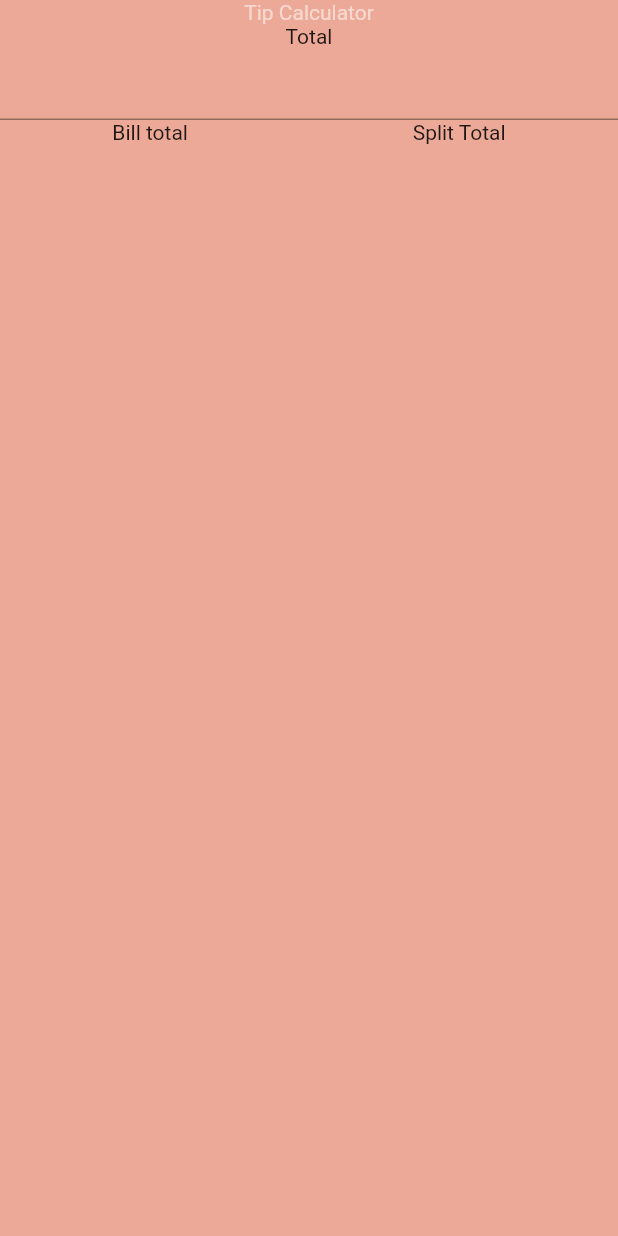
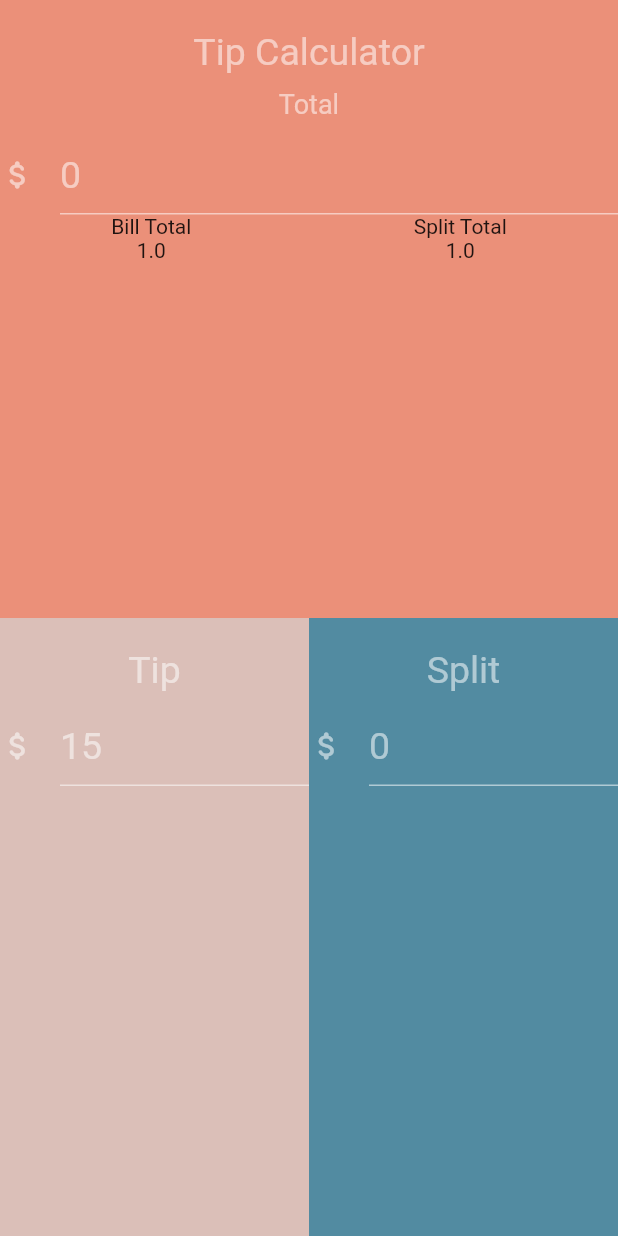
Before and after one commit to ltsimps/FlutterProjects, a Flutter app: the screen it shows after launch, on a phone screen of 412 x 824 dp. Run offline on Flutter 3.47's test engine with Material 2 defaults, Android fonts, the phone set to English and light mode, and no system bars; our stand-ins replace cloud_firestore, firebase_core, flutter_riverpod; accounts and stored records are empty.

Commit message:
basic infro updated

```diff
--- a/CodeAlongs/tipcalculator/lib/main.dart
+++ b/CodeAlongs/tipcalculator/lib/main.dart
@@ -33,9 +33,6 @@ class _MyHomePageState extends State<MyHomePage> {
   Widget build(BuildContext context) {
     return Scaffold(
       body: Container(
-        decoration: BoxDecoration(
-          color: Color(0xffECA997),
-        ),
         child: Calculation(),
       ),
     );
--- a/CodeAlongs/tipcalculator/lib/models/calculator.dart
+++ b/CodeAlongs/tipcalculator/lib/models/calculator.dart
@@ -3,8 +3,10 @@ import 'package:flutter/material.dart';
 class Calculator {
   final amount;
   final tipPercentage;
+  final splitAmt;
 
-  Calculator(this.tipPercentage, {@required this.amount});
+  Calculator(
+      {this.tipPercentage = 0, this.splitAmt = 0, @required this.amount});
 
   double returnTipAmount() {
     return amount * tipPercentage;
--- a/CodeAlongs/tipcalculator/lib/pages/calculation.dart
+++ b/CodeAlongs/tipcalculator/lib/pages/calculation.dart
@@ -1,4 +1,7 @@
 import 'package:flutter/material.dart';
+import 'package:flutter/services.dart';
+import 'package:tipcalculator/models/calculator.dart';
+import 'package:tipcalculator/widgets/totals.dart';
 
 class Calculation extends StatefulWidget {
   @override
@@ -6,25 +9,151 @@ class Calculation extends StatefulWidget {
 }
 
 class _CalculationState extends State<Calculation> {
+  late Calculator calc;
+
+  Calculator updateBillTotal(double amount, double percent, int split) {
+    setState(() {
+      calc =
+          Calculator(amount: amount, tipPercentage: percent, splitAmt: split);
+    });
+    return calc;
+  }
+
   @override
   Widget build(BuildContext context) {
     return SafeArea(
       child: Column(
+        mainAxisAlignment: MainAxisAlignment.start,
         children: [
-          Text(
-            'Tip Calculator',
-            style: TextStyle(color: Colors.white54),
+          Expanded(
+            child: Container(
+              decoration: BoxDecoration(
+                color: Color(0xffEB9079),
+              ),
+              child: Column(
+                children: [
+                  Padding(
+                    padding: const EdgeInsets.only(top: 20, bottom: 10),
+                    child: Text(
+                      'Tip Calculator',
+                      style: TextStyle(color: Colors.white54, fontSize: 25),
+                    ),
+                  ),
+                  Padding(
+                    padding: const EdgeInsets.only(bottom: 10.0),
+                    child: Text(
+                      'Total',
+                      style: TextStyle(color: Colors.white54, fontSize: 18),
+                    ),
+                  ),
+                  TextFormField(
+                    onChanged: (text) => {print(text)},
+                    style: TextStyle(color: Colors.white54, fontSize: 25),
+                    initialValue: "0",
+                    keyboardType: TextInputType.number,
+                    decoration: InputDecoration(
+                      enabledBorder: UnderlineInputBorder(
+                          borderSide: BorderSide(
+                        color: Colors.white54,
+                      )),
+                      labelStyle: TextStyle(color: Colors.white54),
+                      icon: Icon(
+                        Icons.attach_money_rounded,
+                        color: Colors.white54,
+                      ),
+                    ),
+                  ),
+                  Totals(currentCalculation: updateBillTotal(1, 1, 1))
+                ],
+              ),
+            ),
           ),
-          Text('Total'),
-          TextFormField(),
-          Row(
-            mainAxisAlignment: MainAxisAlignment.spaceAround,
-            children: [
-              Text("Bill total"),
-              Text("Split Total"),
-            ],
+          Expanded(
+            child: Row(
+              mainAxisAlignment: MainAxisAlignment.center,
+              crossAxisAlignment: CrossAxisAlignment.center,
+              children: [
+                Expanded(
+                  child: Container(
+                    decoration: BoxDecoration(
+                      color: Color(0xffDBBFB8),
+                    ),
+                    child: Column(
+                      children: [
+                        Padding(
+                          padding: const EdgeInsets.only(top: 20, bottom: 10),
+                          child: Text(
+                            'Tip',
+                            style:
+                                TextStyle(color: Colors.white54, fontSize: 25),
+                          ),
+                        ),
+                        TextFormField(
+                          onChanged: (text) => {print(text)},
+                          style: TextStyle(color: Colors.white54, fontSize: 25),
+                          initialValue: "15",
+                          keyboardType: TextInputType.number,
+                          decoration: InputDecoration(
+                            enabledBorder: UnderlineInputBorder(
+                                borderSide: BorderSide(
+                              color: Colors.white54,
+                            )),
+                            labelStyle: TextStyle(color: Colors.white54),
+                            icon: Icon(
+                              Icons.attach_money_rounded,
+                              color: Colors.white54,
+                            ),
+                          ),
+                        ),
+                        SizedBox(
+                          height: 10,
+                        )
+                      ],
+                    ),
+                  ),
+                ),
+                Expanded(
+                  child: Container(
+                    decoration: BoxDecoration(
+                      color: Color(0xff528BA1),
+                    ),
+                    child: Column(
+                      children: [
+                        Padding(
+                          padding: const EdgeInsets.only(top: 20, bottom: 10),
+                          child: Text(
+                            'Split',
+                            style:
+                                TextStyle(color: Colors.white54, fontSize: 25),
+                          ),
+                        ),
+                        TextFormField(
+                          onChanged: (text) => {print(text)},
+                          style: TextStyle(color: Colors.white54, fontSize: 25),
+                          initialValue: "0",
+                          keyboardType: TextInputType.number,
+                          decoration: InputDecoration(
+                            enabledBorder: UnderlineInputBorder(
+                                borderSide: BorderSide(
+                              color: Colors.white54,
+                            )),
+                            labelStyle: TextStyle(color: Colors.white54),
+                            icon: Icon(
+                              Icons.attach_money_rounded,
+                              color: Colors.white54,
+                            ),
+                          ),
+                        ),
+                        SizedBox(
+                          height: 10,
+                        )
+                      ],
+                    ),
+                  ),
+                ),
+              ],
+            ),
           ),
-          Row()
         ],
       ),
     );
--- /dev/null
+++ b/CodeAlongs/tipcalculator/lib/widgets/totals.dart
@@ -0,0 +1,31 @@
+import 'package:flutter/material.dart';
+import 'package:tipcalculator/models/calculator.dart';
+
+class Totals extends StatelessWidget {
+  final Calculator currentCalculation;
+  Totals({required this.currentCalculation});
+
+  @override
+  Widget build(BuildContext context) {
+    return Row(mainAxisAlignment: MainAxisAlignment.spaceAround, children: [
+      Container(
+        child: Column(
+          mainAxisAlignment: MainAxisAlignment.center,
+          children: [
+            Text("Bill Total"),
+            Text("${currentCalculation.returnTipAmount()}")
+          ],
+        ),
+      ),
+      Container(
+        child: Column(
+          mainAxisAlignment: MainAxisAlignment.center,
+          children: [
+            Text("Split Total"),
+            Text("${currentCalculation.returnTipAmount()}")
+          ],
+        ),
+      ),
+    ]);
+  }
+}
```
